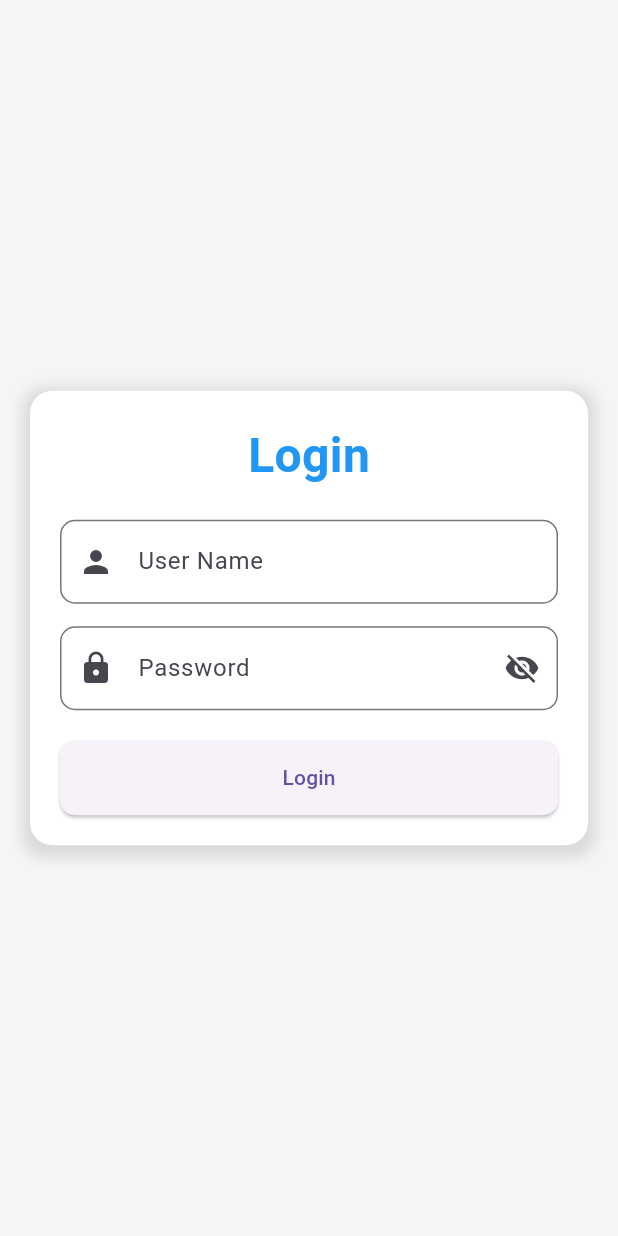
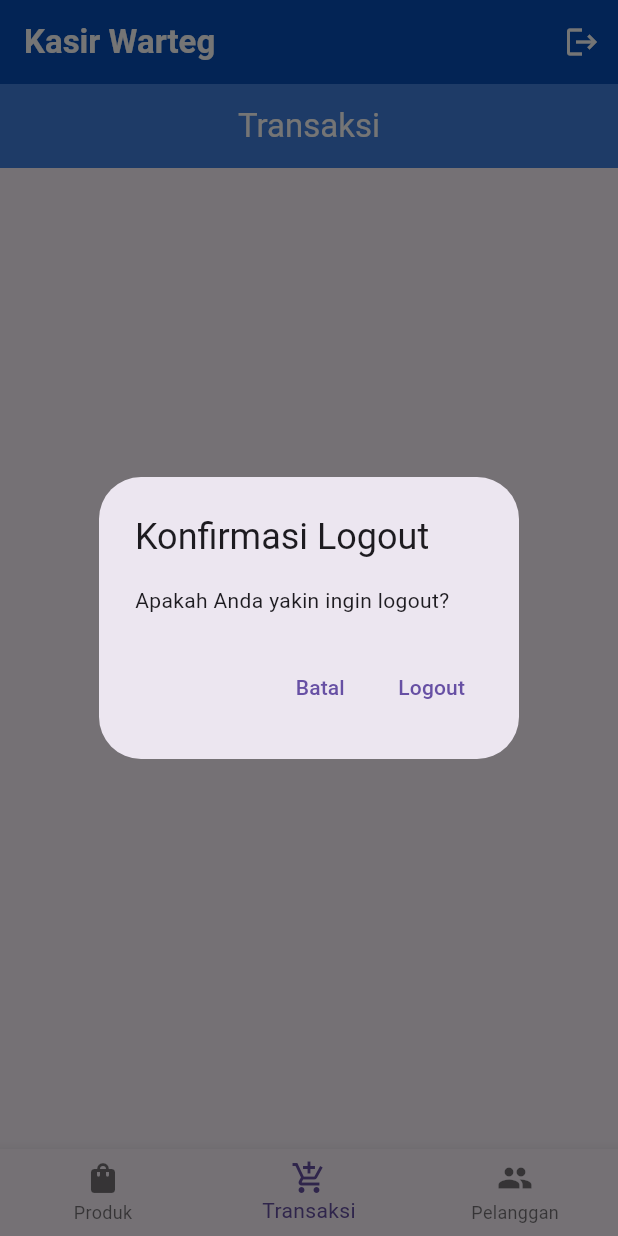
Before and after one commit to Handiva17/latihan_kasir, a Flutter app: the HomeScreen screen opened directly, item 2 of the bottom bar chosen, after a tap on the "logout" icon, on a phone screen of 412 x 824 dp. Run offline on Flutter 3.47's test engine with Material 3 defaults, Android fonts, the phone set to English and light mode, and no system bars; our stand-ins replace supabase_flutter; accounts and stored records are empty.

Commit message:
crud produk dan pelanggan

```diff
--- a/lib/home.dart
+++ b/lib/home.dart
@@ -1,6 +1,8 @@
 import 'package:flutter/material.dart';
 import 'package:supabase_flutter/supabase_flutter.dart';
-import 'login.dart'; // Import halaman login
+import 'login.dart';
+import 'transaksi.dart'; // Halaman Transaksi
+import 'pelanggan.dart'; // Halaman Pelanggan
 
 class HomeScreen extends StatefulWidget {
   const HomeScreen({Key? key}) : super(key: key);
@@ -13,12 +15,51 @@ class _HomeScreenState extends State<HomeScreen> {
   final SupabaseClient supabase = Supabase.instance.client;
   List<Map<String, dynamic>> products = [];
   bool isLoading = true;
-  int _currentIndex = 0; // Untuk mengatur halaman yang sedang aktif
+  int _currentIndex = 0;
 
   @override
   void initState() {
     super.initState();
     _fetchProducts();
+  }
+
+  void _showLogoutConfirmation() {
+    showDialog(
+      context: context,
+      builder: (BuildContext context) {
+        return AlertDialog(
+          title: const Text('Konfirmasi Logout'),
+          content: const Text('Apakah Anda yakin ingin logout?'),
+          actions: [
+            TextButton(
+              onPressed: () {
+                Navigator.of(context).pop(); // Menutup dialog
+              },
+              child: const Text('Batal'),
+            ),
+            TextButton(
+              onPressed: () {
+                _logout(); // Panggil fungsi logout
+                Navigator.of(context).pop(); // Menutup dialog
+              },
+              child: const Text('Logout'),
+            ),
+          ],
+        );
+      },
+    );
+  }
+
+
+  // Fungsi untuk logout
+  Future<void> _logout() async {
+    // Logika untuk logout dari Supabase
+    await supabase.auth.signOut();
+    // Kembali ke halaman login
+    Navigator.pushReplacement(
+      context,
+      MaterialPageRoute(builder: (context) => const LoginScreen()),
+    );
   }
 
   Future<void> _fetchProducts() async {
@@ -89,16 +130,19 @@ class _HomeScreenState extends State<HomeScreen> {
     );
   }
 
-  void _showAddProductDialog() {
-    final TextEditingController namaProdukController = TextEditingController();
-    final TextEditingController hargaController = TextEditingController();
-    final TextEditingController stokController = TextEditingController();
+  void _showAddProductDialog({Map<String, dynamic>? product}) {
+    final TextEditingController namaProdukController = TextEditingController(
+        text: product != null ? product['nama_produk'] : '');
+    final TextEditingController hargaController = TextEditingController(
+        text: product != null ? product['harga'].toString() : '');
+    final TextEditingController stokController = TextEditingController(
+        text: product != null ? product['stok'].toString() : '');
 
     showDialog(
       context: context,
       builder: (BuildContext context) {
         return AlertDialog(
-          title: const Text('Tambah Produk'),
+          title: Text(product == null ? 'Tambah Produk' : 'Edit Produk'),
           content: Column(
             mainAxisSize: MainAxisSize.min,
             children: [
@@ -132,67 +176,14 @@ class _HomeScreenState extends State<HomeScreen> {
                 final int stok = int.tryParse(stokController.text) ?? 0;
 
                 if (namaProduk.isNotEmpty && harga > 0 && stok >= 0) {
-                  _addProduct(namaProduk, harga, stok);
+                  if (product == null) {
+                    _addProduct(namaProduk, harga, stok);
+                  } else {
+                    _editProduct(product['produk_id'], namaProduk, harga, stok);
+                  }
                   Navigator.of(context).pop();
                 } else {
-                  _showError('Mohon isi data dengan benar.');
-                }
-              },
-              child: const Text('Tambah'),
-            ),
-          ],
-        );
-      },
-    );
-  }
-
-  void _showEditProductDialog(Map<String, dynamic> product) {
-    final TextEditingController namaProdukController = TextEditingController(text: product['nama_produk']);
-    final TextEditingController hargaController = TextEditingController(text: product['harga'].toString());
-    final TextEditingController stokController = TextEditingController(text: product['stok'].toString());
-
-    showDialog(
-      context: context,
-      builder: (BuildContext context) {
-        return AlertDialog(
-          title: const Text('Edit Produk'),
-          content: Column(
-            mainAxisSize: MainAxisSize.min,
-            children: [
-              TextField(
-                controller: namaProdukController,
-                decoration: const InputDecoration(labelText: 'Nama Produk'),
-              ),
-              TextField(
-                controller: hargaController,
-                decoration: const InputDecoration(labelText: 'Harga'),
-                keyboardType: TextInputType.number,
-              ),
-              TextField(
-                controller: stokController,
-                decoration: const InputDecoration(labelText: 'Stok'),
-                keyboardType: TextInputType.number,
-              ),
-            ],
-          ),
-          actions: [
-            TextButton(
-              onPressed: () {
-                Navigator.of(context).pop();
-              },
-              child: const Text('Batal'),
-            ),
-            TextButton(
-              onPressed: () {
-                final String namaProduk = namaProdukController.text;
-                final double harga = double.tryParse(hargaController.text) ?? 0.0;
-                final int stok = int.tryParse(stokController.text) ?? 0;
-
-                if (namaProduk.isNotEmpty && harga > 0 && stok >= 0) {
-                  _editProduct(product['produk_id'], namaProduk, harga, stok);
-                  Navigator.of(context).pop();
-                } else {
-                  _showError('Mohon isi data dengan benar.');
+                  _showError('Mohon isi data dengan benar.'); // dikasih spesifik
                 }
               },
               child: const Text('Simpan'),
@@ -203,7 +194,7 @@ class _HomeScreenState extends State<HomeScreen> {
     );
   }
 
-  Widget _buildHomePage() {
+  Widget _buildProdukPage() {
     return isLoading
         ? const Center(
             child: CircularProgressIndicator(),
@@ -246,7 +237,7 @@ class _HomeScreenState extends State<HomeScreen> {
                         children: [
                           IconButton(
                             icon: const Icon(Icons.edit, color: Colors.blue),
-                            onPressed: () => _showEditProductDialog(product),
+                            onPressed: () => _showAddProductDialog(product: product),
                           ),
                           IconButton(
                             icon: const Icon(Icons.delete, color: Colors.red),
@@ -260,49 +251,31 @@ class _HomeScreenState extends State<HomeScreen> {
               );
   }
 
-  Widget _buildPaymentPage() {
-    return const Center(
-      child: Text(
-        'Halaman Pembayaran',
-        style: TextStyle(fontSize: 20, fontWeight: FontWeight.bold),
-      ),
-    );
-  }
-
-  Widget _buildProfilePage() {
-    return const Center(
-      child: Text(
-        'Halaman Profile',
-        style: TextStyle(fontSize: 20, fontWeight: FontWeight.bold),
-      ),
-    );
-  }
-
   @override
   Widget build(BuildContext context) {
     return Scaffold(
       appBar: AppBar(
+        iconTheme: IconThemeData(
+    color: Colors.white, // Change icon color to white
+  ),
         title: const Text(
           "Kasir Warteg",
           style: TextStyle(fontWeight: FontWeight.bold, color: Colors.white),
         ),
         backgroundColor: const Color.fromARGB(255, 7, 79, 186),
-        actions: [
-          IconButton(
-            icon: const Icon(Icons.logout, color: Colors.white),
-            onPressed: () => Navigator.pushReplacement(
-              context,
-              MaterialPageRoute(builder: (context) => const LoginScreen()),
-            ),
+         actions: [
+        IconButton(
+            icon: const Icon(Icons.logout),
+            onPressed: _showLogoutConfirmation, // Tampilkan dialog konfirmasi logout
           ),
-        ],
+         ],
       ),
       body: IndexedStack(
         index: _currentIndex,
         children: [
-          _buildHomePage(),
-          _buildPaymentPage(),
-          _buildProfilePage(),
+          _buildProdukPage(),
+          const TransaksiScreen(),
+          const PelangganScreen(),
         ],
       ),
       bottomNavigationBar: BottomNavigationBar(
@@ -314,22 +287,22 @@ class _HomeScreenState extends State<HomeScreen> {
         },
         items: const [
           BottomNavigationBarItem(
-            icon: Icon(Icons.home),
+            icon: Icon(Icons.shopping_bag),
             label: 'Produk',
           ),
           BottomNavigationBarItem(
-            icon: Icon(Icons.payment),
-            label: 'Pembayaran',
+            icon: Icon(Icons.add_shopping_cart),
+            label: 'Transaksi',
           ),
           BottomNavigationBarItem(
-            icon: Icon(Icons.person),
-            label: 'Profile',
+            icon: Icon(Icons.people),
+            label: 'Pelanggan',
           ),
         ],
       ),
       floatingActionButton: _currentIndex == 0
           ? FloatingActionButton(
-              onPressed: _showAddProductDialog,
+              onPressed: () => _showAddProductDialog(),
               child: const Icon(Icons.add),
             )
           : null,
--- a/lib/login.dart
+++ b/lib/login.dart
@@ -42,7 +42,7 @@ class _LoginScreenState extends State<LoginScreen> {
         );
       } else {
         // Login gagal
-        _showError('Invalid username or password');
+        _showError('Data tidak sesuai, harap isi dengan benar');
       }
     } catch (e) {
       _showError('An error occurred: $e');
--- /dev/null
+++ b/lib/pelanggan.dart
@@ -0,0 +1,218 @@
+import 'package:flutter/material.dart';
+import 'package:supabase_flutter/supabase_flutter.dart';
+
+class PelangganScreen extends StatefulWidget {
+  const PelangganScreen({Key? key}) : super(key: key);
+
+  @override
+  State<PelangganScreen> createState() => _PelangganScreenState();
+}
+
+class _PelangganScreenState extends State<PelangganScreen> {
+  final SupabaseClient supabase = Supabase.instance.client;
+  List<Map<String, dynamic>> pelanggan = [];
+  bool isLoading = true;
+
+  @override
+  void initState() {
+    super.initState();
+    _fetchPelanggan();
+  }
+
+  Future<void> _fetchPelanggan() async {
+    try {
+      final response = await supabase.from('pelanggan').select();
+      setState(() {
+        pelanggan = List<Map<String, dynamic>>.from(response);
+        isLoading = false;
+      });
+    } catch (e) {
+      _showError('Terjadi kesalahan saat mengambil data pelanggan: $e');
+    }
+  }
+
+  Future<void> _addPelanggan(String nama, String alamat, String nomorTelepon) async {
+    try {
+      final response = await supabase.from('pelanggan').insert({
+        'nama_pelanggan': nama,
+        'alamat': alamat,
+        'nomor_telepon': nomorTelepon,
+      }).select();
+
+      if (response != null && response.isNotEmpty) {
+        setState(() {
+          pelanggan.add(response.first);
+        });
+      }
+    } catch (e) {
+      _showError('Gagal menambahkan pelanggan: $e');
+    }
+  }
+
+  Future<void> _editPelanggan(int id, String nama, String alamat, String nomorTelepon) async {
+    try {
+      final response = await supabase.from('pelanggan').update({
+        'nama_pelanggan': nama,
+        'alamat': alamat,
+        'nomor_telepon': nomorTelepon,
+      }).eq('pelanggan_id', id).select();
+
+      if (response != null && response.isNotEmpty) {
+        setState(() {
+          final index = pelanggan.indexWhere((item) => item['pelanggan_id'] == id);
+          if (index != -1) {
+            pelanggan[index] = response.first;
+          }
+        });
+      }
+    } catch (e) {
+      _showError('Gagal mengedit pelanggan: $e');
+    }
+  }
+
+  Future<void> _deletePelanggan(int id) async {
+    try {
+      await supabase.from('pelanggan').delete().eq('pelanggan_id', id);
+      setState(() {
+        pelanggan.removeWhere((item) => item['pelanggan_id'] == id);
+      });
+    } catch (e) {
+      _showError('Gagal menghapus pelanggan: $e');
+    }
+  }
+
+  void _showError(String message) {
+    ScaffoldMessenger.of(context).showSnackBar(
+      SnackBar(content: Text(message)),
+    );
+  }
+
+  void _showAddPelangganDialog({Map<String, dynamic>? pelangganData}) {
+    final TextEditingController namaController = TextEditingController(
+        text: pelangganData != null ? pelangganData['nama_pelanggan'] : '');
+    final TextEditingController alamatController = TextEditingController(
+        text: pelangganData != null ? pelangganData['alamat'] : '');
+    final TextEditingController nomorTeleponController = TextEditingController(
+        text: pelangganData != null ? pelangganData['nomor_telepon'] : '');
+
+    showDialog(
+      context: context,
+      builder: (BuildContext context) {
+        return AlertDialog(
+          title: Text(pelangganData == null ? 'Tambah Pelanggan' : 'Edit Pelanggan'),
+          content: Column(
+            mainAxisSize: MainAxisSize.min,
+            children: [
+              TextField(
+                controller: namaController,
+                decoration: const InputDecoration(labelText: 'Nama Pelanggan'),
+              ),
+              TextField(
+                controller: alamatController,
+                decoration: const InputDecoration(labelText: 'Alamat'),
+              ),
+              TextField(
+                controller: nomorTeleponController,
+                decoration: const InputDecoration(labelText: 'Nomor Telepon'),
+                keyboardType: TextInputType.phone,
+              ),
+            ],
+          ),
+          actions: [
+            TextButton(
+              onPressed: () {
+                Navigator.of(context).pop();
+              },
+              child: const Text('Batal'),
+            ),
+            TextButton(
+              onPressed: () {
+                final String nama = namaController.text;
+                final String alamat = alamatController.text;
+                final String nomorTelepon = nomorTeleponController.text;
+
+                if (nama.isNotEmpty && alamat.isNotEmpty && nomorTelepon.isNotEmpty) {
+                  if (pelangganData == null) {
+                    _addPelanggan(nama, alamat, nomorTelepon);
+                  } else {
+                    _editPelanggan(pelangganData['pelanggan_id'], nama, alamat, nomorTelepon);
+                  }
+                  Navigator.of(context).pop();
+                } else {
+                  _showError('Mohon isi semua data dengan benar.');
+                }
+              },
+              child: const Text('Simpan'),
+            ),
+          ],
+        );
+      },
+    );
+  }
+
+  @override
+  Widget build(BuildContext context) {
+    return Scaffold(
+      appBar: AppBar(
+        title: const Text('Data Pelanggan', style: TextStyle(color: Colors.white)),
+        backgroundColor: Colors.blue,
+        centerTitle: true,
+      ),
+      body: isLoading
+          ? const Center(
+              child: CircularProgressIndicator(),
+            )
+          : pelanggan.isEmpty
+              ? const Center(
+                  child: Text(
+                    'Tidak ada pelanggan!',
+                    style: TextStyle(fontSize: 18, fontWeight: FontWeight.bold),
+                  ),
+                )
+              : ListView.builder(
+                  padding: const EdgeInsets.all(16),
+                  itemCount: pelanggan.length,
+                  itemBuilder: (context, index) {
+                    final item = pelanggan[index];
+                    return Card(
+                      elevation: 4,
+                      margin: const EdgeInsets.symmetric(vertical: 8),
+                      shape: RoundedRectangleBorder(
+                        borderRadius: BorderRadius.circular(10),
+                      ),
+                      child: ListTile(
+                        title: Text(
+                          item['nama_pelanggan'] ?? 'Unknown',
+                          style: const TextStyle(fontWeight: FontWeight.bold),
+                        ),
+                        subtitle: Column(
+                          crossAxisAlignment: CrossAxisAlignment.start,
+                          children: [
+                            Text('Alamat: ${item['alamat']}'),
+                            Text('Nomor Telepon: ${item['nomor_telepon']}'),
+                          ],
+                        ),
+                        trailing: Row(
+                          mainAxisSize: MainAxisSize.min,
+                          children: [
+                            IconButton(
+                              icon: const Icon(Icons.edit, color: Colors.blue),
+                              onPressed: () => _showAddPelangganDialog(pelangganData: item),
+                            ),
+                            IconButton(
+                              icon: const Icon(Icons.delete, color: Colors.red),
+                              onPressed: () => _deletePelanggan(item['pelanggan_id']),
+                            ),
+                          ],
+                        ),
+                      ),
+                    );
+                  },
+                ),
+      floatingActionButton: FloatingActionButton(
+        onPressed: () => _showAddPelangganDialog(),
+        child: const Icon(Icons.add),
+      ),
+    );
+  }
+}
--- /dev/null
+++ b/lib/transaksi.dart
@@ -0,0 +1,30 @@
+import 'package:flutter/material.dart';
+
+class TransaksiScreen extends StatefulWidget {
+  const TransaksiScreen({Key? key}) : super(key: key);
+
+  @override
+  State<TransaksiScreen> createState() => _TransaksiScreenState();
+}
+
+class _TransaksiScreenState extends State<TransaksiScreen> {
+  @override
+  Widget build(BuildContext context) {
+    return Scaffold(
+      appBar: AppBar(
+        title: const Text(
+          'Transaksi',
+          style: TextStyle(color: Colors.white),
+        ),
+        backgroundColor: const Color.fromARGB(255, 65, 129, 224),
+        centerTitle: true,
+      ),
+      body: const Center(
+        child: Text(
+          'Halaman Transaksi Kosong',
+          style: TextStyle(fontSize: 18, fontWeight: FontWeight.bold),
+        ),
+      ),
+    );
+  }
+}
```
